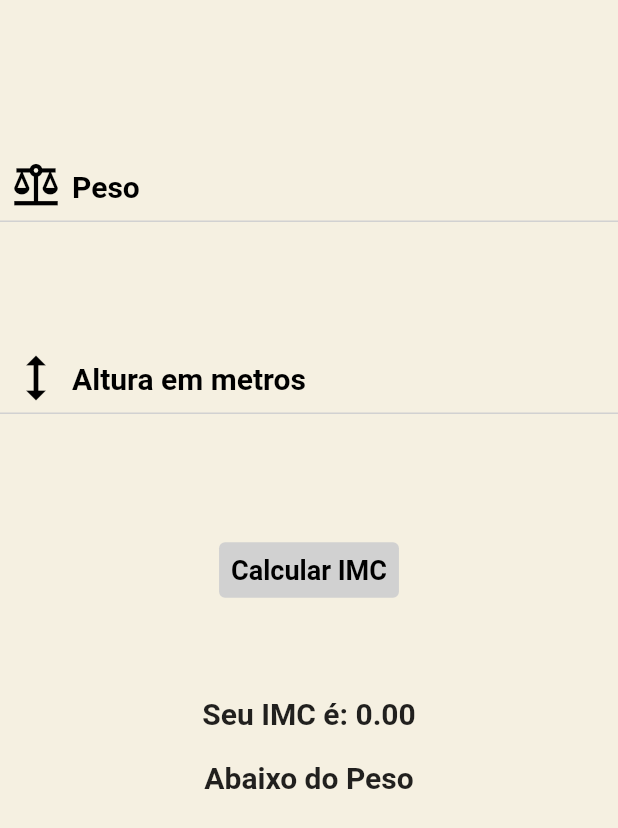
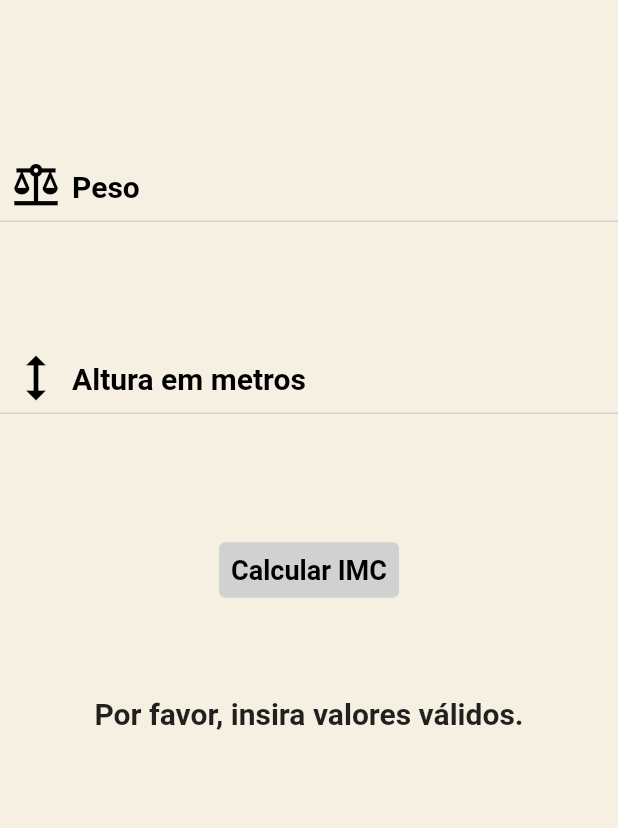
Before and after one commit to luizbahl/Calculadora_imc-flutter, a Flutter app: the CalculaImc screen opened directly, after a tap on "Calcular IMC", on a phone screen of 412 x 824 dp. Shown: the top 828 px of the screen. Run offline on Flutter 3.47's test engine with Material 2 defaults, Android fonts, the phone set to English and light mode, and no system bars; our stand-ins replace google_fonts; Roboto replaces fonts that are missing (Amita, Lugrasimo).

Commit message:
Ajustando dados de entrada para calculo IMC

```diff
--- a/lib/pages/calcula_imc.dart
+++ b/lib/pages/calcula_imc.dart
@@ -9,33 +9,38 @@ class CalculaImc extends StatefulWidget {
 }
 
 class _CalculaImcState extends State<CalculaImc> {
-  var pesoController = TextEditingController(text: "");
-  var alturaController = TextEditingController(text: "");
+  TextEditingController pesoController = TextEditingController();
+  TextEditingController alturaController = TextEditingController();
+  String resultado = "";
+  String grauObesidade = "";
 
-  double peso = 0;
-  double altura = 0;
-  double imc = 0;
+  void calcularIMC() {
+    double peso = double.tryParse(pesoController.text) ?? 0;
+    double altura = double.tryParse(alturaController.text) ?? 0;
 
-  String calcularNivelIMC(double imc) {
-    if (imc < 18.5) {
-      return "Abaixo do Peso";
-    } else if (imc >= 18.5 && imc <= 24.9) {
-      return "Peso Normal";
-    } else if (imc >= 25.0 && imc <= 29.9) {
-      return "Sobrepeso";
-    } else if (imc >= 30.0 && imc <= 34.9) {
-      return "Obesidade Grau I";
-    } else if (imc >= 35.0 && imc <= 39.9) {
-      return "Obesidade Grau II";
+    if (peso > 0 && altura > 0) {
+      double imc = peso / (altura * altura);
+      setState(() {
+        resultado = "Seu IMC é ${imc.toStringAsFixed(2)}";
+
+        if (imc < 18.5) {
+          grauObesidade = "Abaixo do Peso";
+        } else if (imc >= 18.5 && imc <= 25) {
+          grauObesidade = "Peso Normal";
+        } else if (imc > 25.0 && imc <= 30) {
+          grauObesidade = "Sobrepeso";
+        } else if (imc > 30.0 && imc <= 35) {
+          grauObesidade = "Obesidade Grau I";
+        } else if (imc > 35.0 && imc <= 39.9) {
+          grauObesidade = "Obesidade Grau II";
+        } else {
+          grauObesidade = "Obesidade Grau III";
+        }
+      });
     } else {
-      return "Obesidade Grau III";
-    }
-  }
-
-  void calculadoraIMC() {
-    if (altura > 0 && peso > 0) {
       setState(() {
-        imc = peso / (altura * altura);
+        resultado = "Por favor, insira valores válidos.";
+        grauObesidade = '';
       });
     }
   }
@@ -112,7 +117,7 @@ class _CalculaImcState extends State<CalculaImc> {
                   style: const ButtonStyle(
                       backgroundColor: MaterialStatePropertyAll(
                           Color.fromARGB(255, 209, 209, 209))),
-                  onPressed: calculadoraIMC,
+                  onPressed: calcularIMC,
                   child: const Text(
                     'Calcular IMC',
                     style: TextStyle(
@@ -123,13 +128,13 @@ class _CalculaImcState extends State<CalculaImc> {
                 ),
                 const SizedBox(height: 60),
                 Text(
-                  'Seu IMC é: ${imc.toStringAsFixed(2)}',
+                  resultado,
                   style: const TextStyle(
                       fontSize: 20, fontWeight: FontWeight.w700),
                 ),
                 const SizedBox(height: 20),
                 Text(
-                  calcularNivelIMC(imc),
+                  grauObesidade,
                   style: const TextStyle(
                       fontSize: 20, fontWeight: FontWeight.w700),
                 )
```
